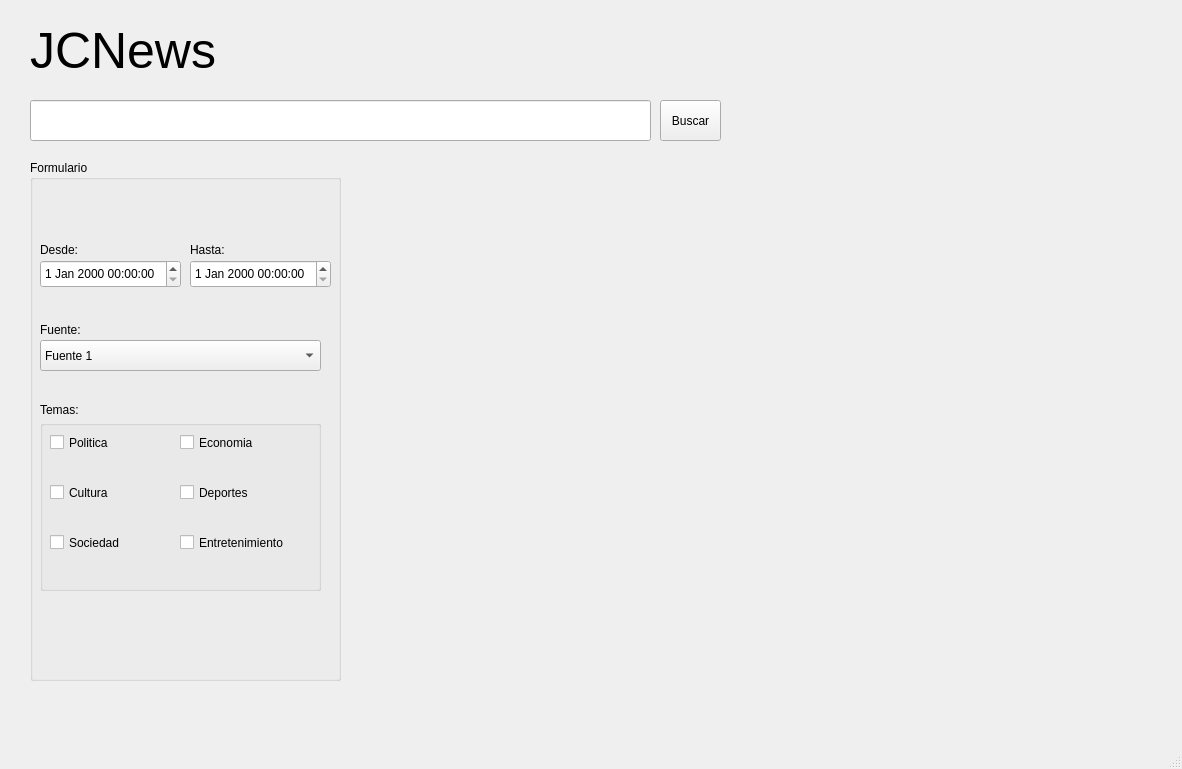
The window that JcNewsProject/mainwindow.ui (dev1d123/JcNews) describes before a commit, drawn with Qt 5.
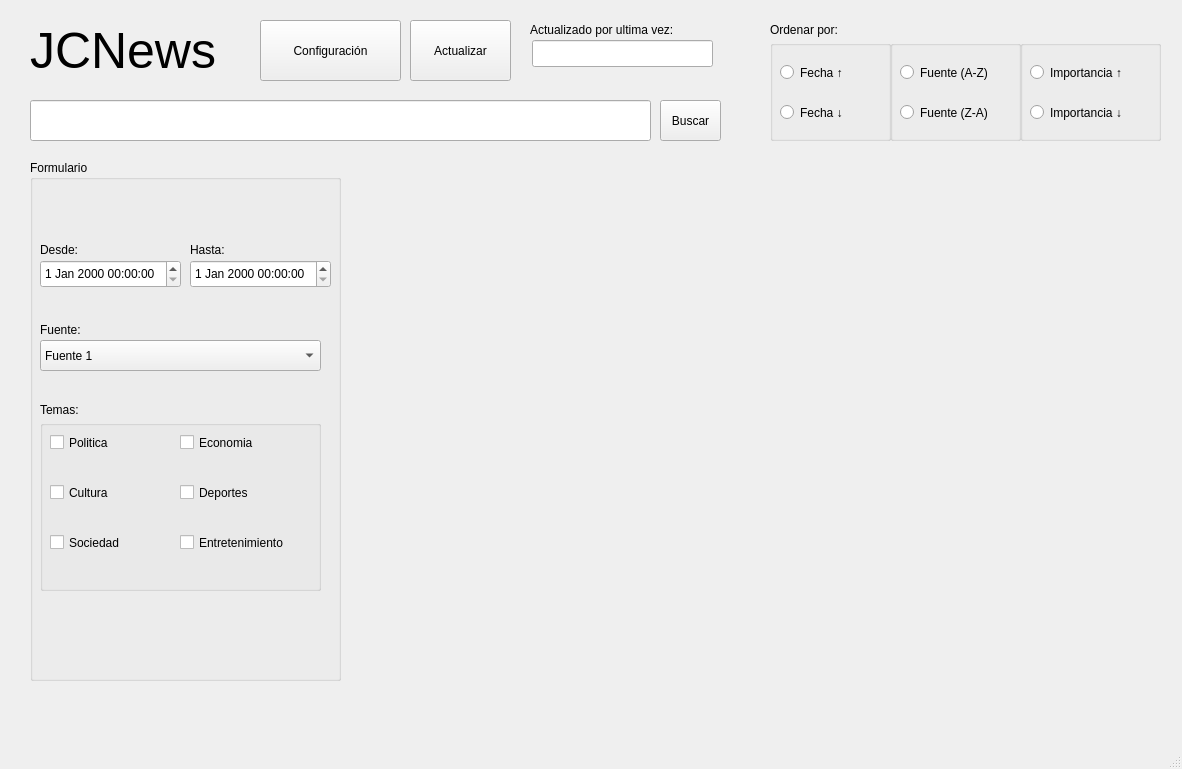
The same window after the commit.

Commit message: added: principal windows

What changed in the file:
```diff
--- a/JcNewsProject/mainwindow.ui
+++ b/JcNewsProject/mainwindow.ui
@@ -251,6 +251,185 @@
      <string>Buscar</string>
     </property>
    </widget>
+   <widget class="QPushButton" name="configuracionButton">
+    <property name="geometry">
+     <rect>
+      <x>260</x>
+      <y>20</y>
+      <width>141</width>
+      <height>61</height>
+     </rect>
+    </property>
+    <property name="text">
+     <string>Configuración</string>
+    </property>
+   </widget>
+   <widget class="QPushButton" name="actualizarButton">
+    <property name="geometry">
+     <rect>
+      <x>410</x>
+      <y>20</y>
+      <width>101</width>
+      <height>61</height>
+     </rect>
+    </property>
+    <property name="text">
+     <string>Actualizar</string>
+    </property>
+   </widget>
+   <widget class="QLabel" name="actualizarLabel">
+    <property name="geometry">
+     <rect>
+      <x>530</x>
+      <y>20</y>
+      <width>201</width>
+      <height>19</height>
+     </rect>
+    </property>
+    <property name="text">
+     <string>Actualizado por ultima vez:</string>
+    </property>
+   </widget>
+   <widget class="QLineEdit" name="lineEdit_2">
+    <property name="geometry">
+     <rect>
+      <x>532</x>
+      <y>40</y>
+      <width>181</width>
+      <height>27</height>
+     </rect>
+    </property>
+   </widget>
+   <widget class="QLabel" name="label">
+    <property name="geometry">
+     <rect>
+      <x>770</x>
+      <y>20</y>
+      <width>101</width>
+      <height>19</height>
+     </rect>
+    </property>
+    <property name="text">
+     <string>Ordenar por:</string>
+    </property>
+   </widget>
+   <widget class="QGroupBox" name="groupBox">
+    <property name="geometry">
+     <rect>
+      <x>770</x>
+      <y>40</y>
+      <width>121</width>
+      <height>101</height>
+     </rect>
+    </property>
+    <property name="title">
+     <string/>
+    </property>
+    <widget class="QRadioButton" name="radioButton">
+     <property name="geometry">
+      <rect>
+       <x>10</x>
+       <y>20</y>
+       <width>91</width>
+       <height>25</height>
+      </rect>
+     </property>
+     <property name="text">
+      <string>Fecha ↑</string>
+     </property>
+    </widget>
+    <widget class="QRadioButton" name="radioButton_2">
+     <property name="geometry">
+      <rect>
+       <x>10</x>
+       <y>60</y>
+       <width>91</width>
+       <height>25</height>
+      </rect>
+     </property>
+     <property name="text">
+      <string>Fecha ↓</string>
+     </property>
+    </widget>
+   </widget>
+   <widget class="QGroupBox" name="groupBox_2">
+    <property name="geometry">
+     <rect>
+      <x>890</x>
+      <y>40</y>
+      <width>131</width>
+      <height>101</height>
+     </rect>
+    </property>
+    <property name="title">
+     <string/>
+    </property>
+    <widget class="QRadioButton" name="radioButton_4">
+     <property name="geometry">
+      <rect>
+       <x>10</x>
+       <y>60</y>
+       <width>111</width>
+       <height>25</height>
+      </rect>
+     </property>
+     <property name="text">
+      <string>Fuente (Z-A)</string>
+     </property>
+    </widget>
+    <widget class="QRadioButton" name="radioButton_3">
+     <property name="geometry">
+      <rect>
+       <x>10</x>
+       <y>20</y>
+       <width>111</width>
+       <height>25</height>
+      </rect>
+     </property>
+     <property name="text">
+      <string>Fuente (A-Z)</string>
+     </property>
+    </widget>
+   </widget>
+   <widget class="QGroupBox" name="groupBox_3">
+    <property name="geometry">
+     <rect>
+      <x>1020</x>
+      <y>40</y>
+      <width>141</width>
+      <height>101</height>
+     </rect>
+    </property>
+    <property name="title">
+     <string/>
+    </property>
+    <widget class="QRadioButton" name="radioButton_6">
+     <property name="geometry">
+      <rect>
+       <x>10</x>
+       <y>60</y>
+       <width>121</width>
+       <height>25</height>
+      </rect>
+     </property>
+     <property name="text">
+      <string>Importancia ↓</string>
+     </property>
+    </widget>
+    <widget class="QRadioButton" name="radioButton_5">
+     <property name="geometry">
+      <rect>
+       <x>10</x>
+       <y>20</y>
+       <width>121</width>
+       <height>25</height>
+      </rect>
+     </property>
+     <property name="text">
+      <string>Importancia ↑</string>
+     </property>
+    </widget>
+   </widget>
   </widget>
   <widget class="QMenuBar" name="menubar">
    <property name="geometry">
```
Left out of the diff: 2 changed lines with no effect on the pictures.
